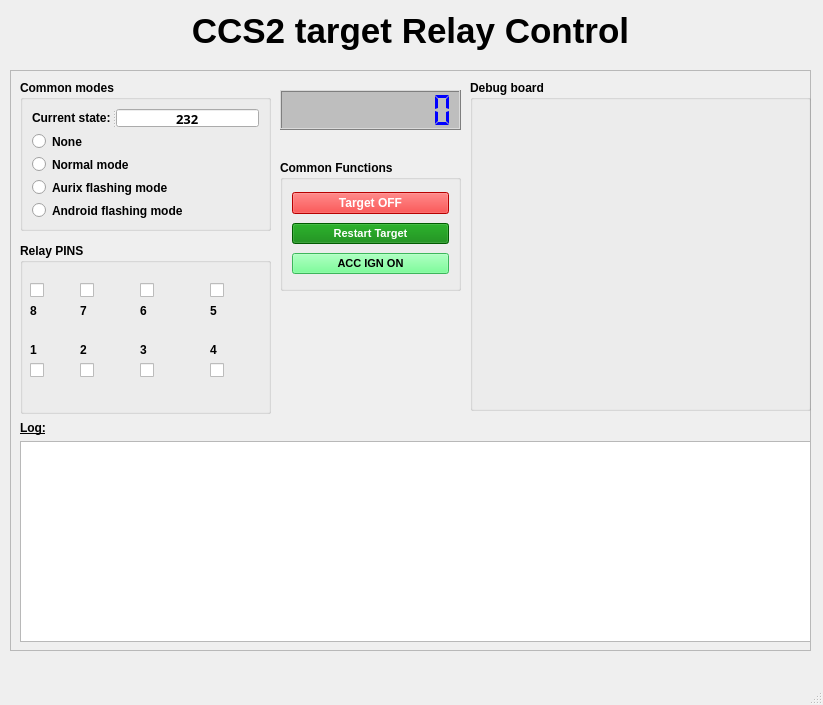
Old version of the form relayControl/relay_control.ui in the repository dthieu/Python.
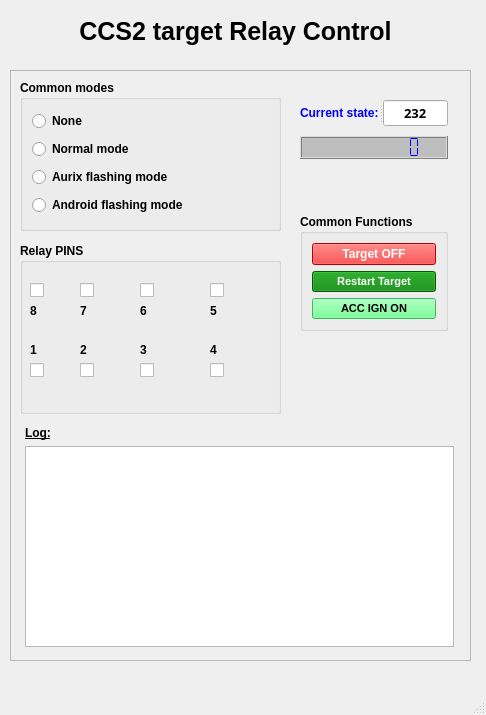
New version of the form. Icons and pictures are not drawn.

Commit message: Remove Debug board area, clean GUI

```diff
--- a/relayControl/relay_control.ui
+++ b/relayControl/relay_control.ui
@@ -6,8 +6,8 @@
    <rect>
     <x>0</x>
     <y>0</y>
-    <width>823</width>
-    <height>705</height>
+    <width>486</width>
+    <height>715</height>
    </rect>
   </property>
   <property name="windowTitle">
@@ -23,13 +23,13 @@
      <rect>
       <x>10</x>
       <y>10</y>
-      <width>801</width>
+      <width>451</width>
       <height>42</height>
      </rect>
     </property>
     <property name="font">
      <font>
-      <pointsize>26</pointsize>
+      <pointsize>19</pointsize>
       <weight>75</weight>
       <bold>true</bold>
      </font>
@@ -46,8 +46,8 @@
      <rect>
       <x>10</x>
       <y>70</y>
-      <width>801</width>
-      <height>581</height>
+      <width>461</width>
+      <height>591</height>
      </rect>
     </property>
     <property name="font">
@@ -66,7 +66,7 @@
       <rect>
        <x>10</x>
        <y>10</y>
-       <width>251</width>
+       <width>261</width>
        <height>151</height>
       </rect>
      </property>
@@ -81,43 +81,6 @@
       <string>Common modes</string>
      </property>
      <layout class="QVBoxLayout" name="verticalLayout_2">
-      <item>
-       <widget class="QSplitter" name="splitter">
-        <property name="orientation">
-         <enum>Qt::Horizontal</enum>
-        </property>
-        <widget class="QLabel" name="label_2">
-         <property name="text">
-          <string>Current state:</string>
-         </property>
-        </widget>
-        <widget class="QLineEdit" name="txtCurrentState">
-         <property name="enabled">
-          <bool>true</bool>
-         </property>
-         <property name="font">
-          <font>
-           <family>Arial Black</family>
-           <pointsize>10</pointsize>
-           <weight>75</weight>
-           <bold>true</bold>
-          </font>
-         </property>
-         <property name="layoutDirection">
-          <enum>Qt::LeftToRight</enum>
-         </property>
-         <property name="text">
-          <string>232</string>
-         </property>
-         <property name="alignment">
-          <set>Qt::AlignCenter</set>
-         </property>
-         <property name="readOnly">
-          <bool>true</bool>
-         </property>
-        </widget>
-       </widget>
-      </item>
       <item>
        <widget class="QRadioButton" name="rbNone">
         <property name="text">
@@ -148,90 +111,12 @@
       </item>
      </layout>
     </widget>
-    <widget class="QGroupBox" name="groupBox_2">
-     <property name="geometry">
-      <rect>
-       <x>270</x>
-       <y>90</y>
-       <width>181</width>
-       <height>131</height>
-      </rect>
-     </property>
-     <property name="font">
-      <font>
-       <pointsize>9</pointsize>
-       <weight>75</weight>
-       <bold>true</bold>
-      </font>
-     </property>
-     <property name="title">
-      <string>Common Functions</string>
-     </property>
-     <layout class="QVBoxLayout" name="verticalLayout">
-      <property name="sizeConstraint">
-       <enum>QLayout::SetDefaultConstraint</enum>
-      </property>
-      <item>
-       <widget class="QPushButton" name="btnTargetOff">
-        <property name="font">
-         <font>
-          <pointsize>9</pointsize>
-          <weight>75</weight>
-          <bold>true</bold>
-         </font>
-        </property>
-        <property name="styleSheet">
-         <string notr="true">background-color: red;
-color: white</string>
-        </property>
-        <property name="text">
-         <string>Target OFF</string>
-        </property>
-       </widget>
-      </item>
-      <item>
-       <widget class="QPushButton" name="btnTargetRestart">
-        <property name="font">
-         <font>
-          <pointsize>8</pointsize>
-          <weight>75</weight>
-          <bold>true</bold>
-         </font>
-        </property>
-        <property name="styleSheet">
-         <string notr="true">background-color: green;
-color: white</string>
-        </property>
-        <property name="text">
-         <string>Restart Target</string>
-        </property>
-       </widget>
-      </item>
-      <item>
-       <widget class="QPushButton" name="btnACC_IGN_on">
-        <property name="font">
-         <font>
-          <pointsize>8</pointsize>
-          <weight>75</weight>
-          <bold>true</bold>
-         </font>
-        </property>
-        <property name="styleSheet">
-         <string notr="true">background-color: rgb(85, 255, 127);</string>
-        </property>
-        <property name="text">
-         <string>ACC IGN ON</string>
-        </property>
-       </widget>
-      </item>
-     </layout>
-    </widget>
     <widget class="QGroupBox" name="groupBox_3">
      <property name="geometry">
       <rect>
        <x>10</x>
        <y>173</y>
-       <width>251</width>
+       <width>261</width>
        <height>171</height>
       </rect>
      </property>
@@ -576,77 +461,28 @@
       </layout>
      </widget>
     </widget>
-    <widget class="QGroupBox" name="groupBox_4">
-     <property name="geometry">
-      <rect>
-       <x>460</x>
-       <y>10</y>
-       <width>341</width>
-       <height>331</height>
-      </rect>
-     </property>
-     <property name="font">
-      <font>
-       <pointsize>9</pointsize>
-       <weight>75</weight>
-       <bold>true</bold>
-      </font>
-     </property>
-     <property name="title">
-      <string>Debug board</string>
-     </property>
-    </widget>
-    <widget class="QLCDNumber" name="lcdBinState">
-     <property name="geometry">
-      <rect>
-       <x>270</x>
-       <y>20</y>
-       <width>181</width>
-       <height>40</height>
-      </rect>
-     </property>
-     <property name="font">
-      <font>
-       <family>Arial Black</family>
-       <pointsize>10</pointsize>
-       <weight>75</weight>
-       <bold>true</bold>
-       <kerning>true</kerning>
-      </font>
-     </property>
-     <property name="autoFillBackground">
-      <bool>false</bool>
-     </property>
-     <property name="styleSheet">
-      <string notr="true">background-color: rgb(190, 190, 190);
-color: blue</string>
-     </property>
-     <property name="smallDecimalPoint">
-      <bool>true</bool>
-     </property>
-     <property name="digitCount">
-      <number>8</number>
-     </property>
-     <property name="mode">
-      <enum>QLCDNumber::Bin</enum>
-     </property>
-     <property name="segmentStyle">
-      <enum>QLCDNumber::Flat</enum>
-     </property>
-     <property name="value" stdset="0">
-      <double>0.000000000000000</double>
-     </property>
-    </widget>
     <widget class="QWidget" name="layoutWidget">
      <property name="geometry">
       <rect>
        <x>10</x>
        <y>351</y>
-       <width>791</width>
-       <height>221</height>
+       <width>439</width>
+       <height>231</height>
       </rect>
      </property>
      <layout class="QVBoxLayout" name="verticalLayout_5">
+      <property name="leftMargin">
+       <number>5</number>
+      </property>
+      <property name="topMargin">
+       <number>5</number>
+      </property>
+      <property name="rightMargin">
+       <number>5</number>
+      </property>
+      <property name="bottomMargin">
+       <number>5</number>
+      </property>
       <item>
        <widget class="QLabel" name="label_7">
         <property name="font">
@@ -671,6 +507,215 @@
       </item>
      </layout>
     </widget>
+    <widget class="QWidget" name="">
+     <property name="geometry">
+      <rect>
+       <x>280</x>
+       <y>20</y>
+       <width>168</width>
+       <height>251</height>
+      </rect>
+     </property>
+     <layout class="QVBoxLayout" name="verticalLayout_6" stretch="0,0,0,0">
+      <property name="spacing">
+       <number>10</number>
+      </property>
+      <property name="sizeConstraint">
+       <enum>QLayout::SetDefaultConstraint</enum>
+      </property>
+      <property name="leftMargin">
+       <number>10</number>
+      </property>
+      <property name="topMargin">
+       <number>10</number>
+      </property>
+      <property name="rightMargin">
+       <number>10</number>
+      </property>
+      <property name="bottomMargin">
+       <number>10</number>
+      </property>
+      <item>
+       <widget class="QSplitter" name="splitter">
+        <property name="orientation">
+         <enum>Qt::Horizontal</enum>
+        </property>
+        <widget class="QLabel" name="label_2">
+         <property name="font">
+          <font>
+           <pointsize>9</pointsize>
+           <weight>75</weight>
+           <bold>true</bold>
+          </font>
+         </property>
+         <property name="styleSheet">
+          <string notr="true">color: rgb(0, 0, 255);</string>
+         </property>
+         <property name="text">
+          <string>Current state:</string>
+         </property>
+        </widget>
+        <widget class="QLineEdit" name="txtCurrentState">
+         <property name="enabled">
+          <bool>true</bool>
+         </property>
+         <property name="font">
+          <font>
+           <family>Arial Black</family>
+           <pointsize>10</pointsize>
+           <weight>75</weight>
+           <bold>true</bold>
+          </font>
+         </property>
+         <property name="layoutDirection">
+          <enum>Qt::LeftToRight</enum>
+         </property>
+         <property name="text">
+          <string>232</string>
+         </property>
+         <property name="alignment">
+          <set>Qt::AlignCenter</set>
+         </property>
+         <property name="readOnly">
+          <bool>true</bool>
+         </property>
+        </widget>
+       </widget>
+      </item>
+      <item>
+       <widget class="QLCDNumber" name="lcdBinState">
+        <property name="sizePolicy">
+         <sizepolicy hsizetype="Minimum" vsizetype="Minimum">
+          <horstretch>0</horstretch>
+          <verstretch>0</verstretch>
+         </sizepolicy>
+        </property>
+        <property name="sizeIncrement">
+         <size>
+          <width>0</width>
+          <height>0</height>
+         </size>
+        </property>
+        <property name="font">
+         <font>
+          <family>Arial Black</family>
+          <pointsize>15</pointsize>
+          <weight>75</weight>
+          <bold>true</bold>
+          <kerning>true</kerning>
+         </font>
+        </property>
+        <property name="autoFillBackground">
+         <bool>false</bool>
+        </property>
+        <property name="styleSheet">
+         <string notr="true">background-color: rgb(190, 190, 190);
+color: blue</string>
+        </property>
+        <property name="smallDecimalPoint">
+         <bool>true</bool>
+        </property>
+        <property name="digitCount">
+         <number>8</number>
+        </property>
+        <property name="mode">
+         <enum>QLCDNumber::Bin</enum>
+        </property>
+        <property name="segmentStyle">
+         <enum>QLCDNumber::Flat</enum>
+        </property>
+        <property name="value" stdset="0">
+         <double>0.000000000000000</double>
+        </property>
+       </widget>
+      </item>
+      <item>
+       <spacer name="verticalSpacer">
+        <property name="orientation">
+         <enum>Qt::Vertical</enum>
+        </property>
+        <property name="sizeHint" stdset="0">
+         <size>
+          <width>20</width>
+          <height>40</height>
+         </size>
+        </property>
+       </spacer>
+      </item>
+      <item>
+       <widget class="QGroupBox" name="groupBox_2">
+        <property name="font">
+         <font>
+          <pointsize>9</pointsize>
+          <weight>75</weight>
+          <bold>true</bold>
+         </font>
+        </property>
+        <property name="title">
+         <string>Common Functions</string>
+        </property>
+        <layout class="QVBoxLayout" name="verticalLayout">
+         <property name="sizeConstraint">
+          <enum>QLayout::SetDefaultConstraint</enum>
+         </property>
+         <item>
+          <widget class="QPushButton" name="btnTargetOff">
+           <property name="font">
+            <font>
+             <pointsize>9</pointsize>
+             <weight>75</weight>
+             <bold>true</bold>
+            </font>
+           </property>
+           <property name="styleSheet">
+            <string notr="true">background-color: red;
+color: white</string>
+           </property>
+           <property name="text">
+            <string>Target OFF</string>
+           </property>
+          </widget>
+         </item>
+         <item>
+          <widget class="QPushButton" name="btnTargetRestart">
+           <property name="font">
+            <font>
+             <pointsize>8</pointsize>
+             <weight>75</weight>
+             <bold>true</bold>
+            </font>
+           </property>
+           <property name="styleSheet">
+            <string notr="true">background-color: green;
+color: white</string>
+           </property>
+           <property name="text">
+            <string>Restart Target</string>
+           </property>
+          </widget>
+         </item>
+         <item>
+          <widget class="QPushButton" name="btnACC_IGN_on">
+           <property name="font">
+            <font>
+             <pointsize>8</pointsize>
+             <weight>75</weight>
+             <bold>true</bold>
+            </font>
+           </property>
+           <property name="styleSheet">
+            <string notr="true">background-color: rgb(85, 255, 127);</string>
+           </property>
+           <property name="text">
+            <string>ACC IGN ON</string>
+           </property>
+          </widget>
+         </item>
+        </layout>
+       </widget>
+      </item>
+     </layout>
+    </widget>
    </widget>
   </widget>
   <widget class="QMenuBar" name="menubar">
```
Left out of the diff: 2 changed lines with no effect on the pictures. The commit also changes 2 other files.
